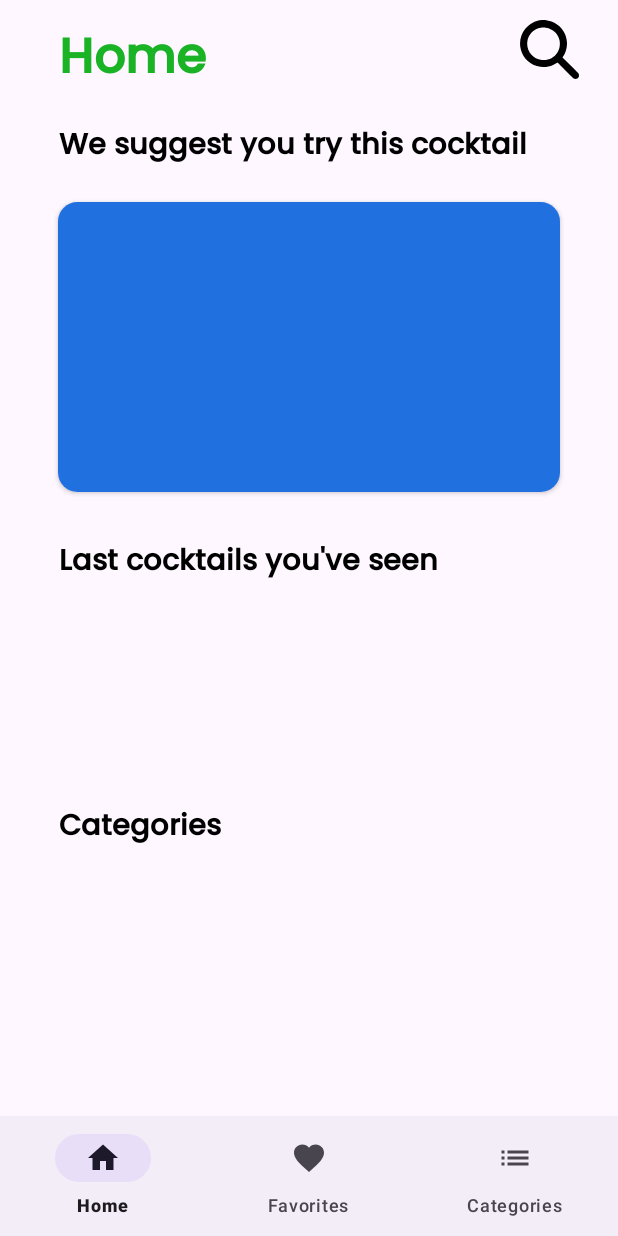
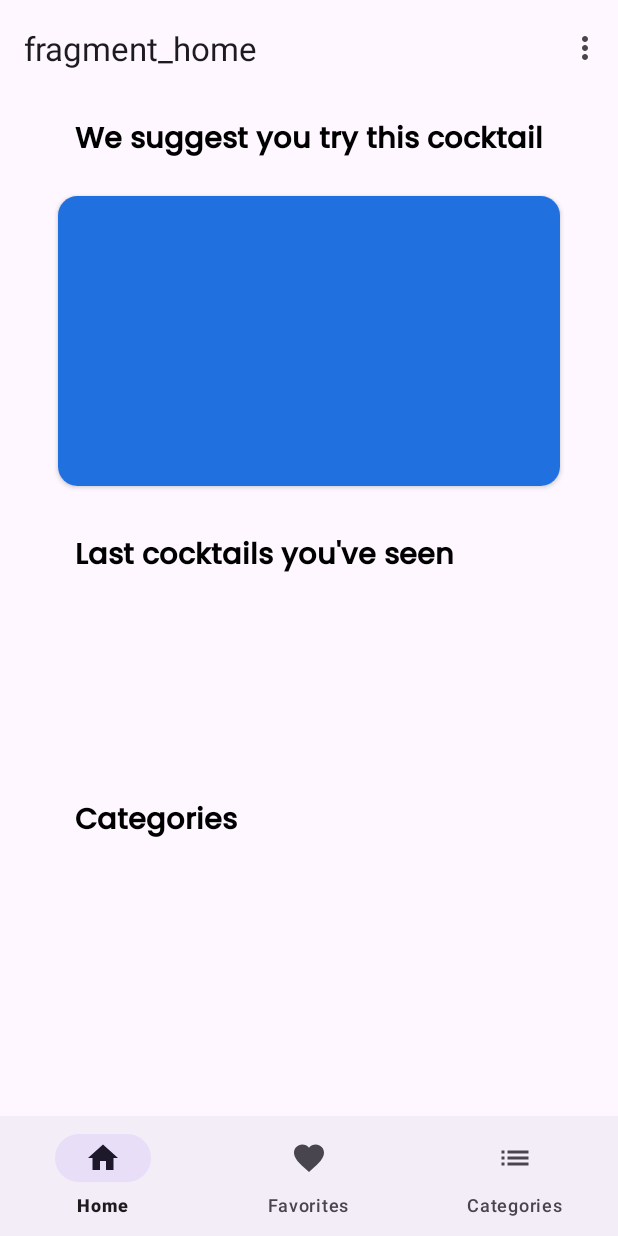
Before and after one commit to RafikRekhis/Cocktail, an Android app: the screen it shows after launch (MainActivity), on a phone screen of 412 x 824 dp. Run offline under Robolectric (Android 15) with nearby library versions, the phone set to English and light mode, and no system bars; our stand-ins replace navigation-ui, sdp/ssp sizes; pictures from the network do not load.

Commit message:
add toolbar and options menu

```diff
--- a/app/src/main/java/fr/enseirb/gl/cocktail/activities/MainActivity.kt
+++ b/app/src/main/java/fr/enseirb/gl/cocktail/activities/MainActivity.kt
@@ -2,19 +2,55 @@ package fr.enseirb.gl.cocktail.activities
 
 import androidx.appcompat.app.AppCompatActivity
 import android.os.Bundle
-import androidx.navigation.Navigation
+import android.view.Menu
+import android.view.MenuItem
+import androidx.navigation.findNavController
+import androidx.navigation.ui.AppBarConfiguration
 import androidx.navigation.ui.NavigationUI
+import androidx.navigation.ui.navigateUp
+import androidx.navigation.ui.setupActionBarWithNavController
 import com.google.android.material.bottomnavigation.BottomNavigationView
 import fr.enseirb.gl.cocktail.R
+import fr.enseirb.gl.cocktail.databinding.ActivityMainBinding
 
 class MainActivity : AppCompatActivity() {
+    private lateinit var appBarConfiguration: AppBarConfiguration
+    private lateinit var binding: ActivityMainBinding
     override fun onCreate(savedInstanceState: Bundle?) {
         super.onCreate(savedInstanceState)
-        setContentView(R.layout.activity_main)
+
+        binding = ActivityMainBinding.inflate(layoutInflater)
+        setContentView(binding.root)
+
+        setSupportActionBar(binding.toolbar)
 
         val bottomNavigation = findViewById<BottomNavigationView>(R.id.Bottom_navigation)
-        val navController = Navigation.findNavController(this, R.id.nav_host_fragment)
+        val navController = findNavController(R.id.nav_host_fragment)
+        appBarConfiguration = AppBarConfiguration(navController.graph)
+        setupActionBarWithNavController(navController, appBarConfiguration)
 
         NavigationUI.setupWithNavController(bottomNavigation, navController)
     }
+
+    override fun onCreateOptionsMenu(menu: Menu): Boolean {
+        menuInflater.inflate(R.menu.option_menu, menu)
+        return true
+    }
+
+    override fun onOptionsItemSelected(item: MenuItem): Boolean {
+        when (item.itemId) {
+            R.id.settingsFragment -> findNavController(R.id.nav_host_fragment).navigate(R.id.action_homeFragment_to_settingsFragment)
+            R.id.searchFragment -> findNavController(R.id.nav_host_fragment).navigate(R.id.action_homeFragment_to_searchFragment)
+            R.id.ingredientsFragment -> findNavController(R.id.nav_host_fragment).navigate(R.id.action_homeFragment_to_ingredientsFragment)
+            R.id.glassFragment -> findNavController(R.id.nav_host_fragment).navigate(R.id.action_homeFragment_to_glassFragment)
+            R.id.alcoholFragment -> findNavController(R.id.nav_host_fragment).navigate(R.id.alcoholFragment)
+        }
+        return super.onOptionsItemSelected(item)
+    }
+
+    override fun onSupportNavigateUp(): Boolean {
+        val navController = findNavController(R.id.nav_host_fragment)
+        return navController.navigateUp(appBarConfiguration)
+                || super.onSupportNavigateUp()
+    }
 }
--- a/app/src/main/java/fr/enseirb/gl/cocktail/fragments/HomeFragment.kt
+++ b/app/src/main/java/fr/enseirb/gl/cocktail/fragments/HomeFragment.kt
@@ -56,14 +56,14 @@ class HomeFragment : Fragment() {
         observeCategories()
         onCategoryClick()
 
-        onSearchIconClick()
+//        onSearchIconClick()
     }
 
-    private fun onSearchIconClick() {
-        binding.iconSearch.setOnClickListener {
-            findNavController().navigate(R.id.action_homeFragment_to_searchFragment)
-        }
-    }
+//    private fun onSearchIconClick() {
+//        binding.iconSearch.setOnClickListener {
+//            findNavController().navigate(R.id.action_homeFragment_to_searchFragment)
+//        }
+//    }
 
     private fun onCategoryClick() {
         categoriesAdapter.onCategoryClick = { category ->
--- a/app/src/main/res/layout/activity_main.xml
+++ b/app/src/main/res/layout/activity_main.xml
@@ -5,6 +5,20 @@
     android:layout_width="match_parent"
     android:layout_height="match_parent"
     tools:context=".activities.MainActivity">
+
+    <com.google.android.material.appbar.AppBarLayout
+        android:id="@+id/appbar"
+        android:layout_width="match_parent"
+        android:layout_height="wrap_content"
+        android:fitsSystemWindows="true"
+        app:layout_constraintTop_toTopOf="parent">
+
+        <com.google.android.material.appbar.MaterialToolbar
+            android:id="@+id/toolbar"
+            android:layout_width="match_parent"
+            android:layout_height="?attr/actionBarSize" />
+
+    </com.google.android.material.appbar.AppBarLayout>
 
     <fragment
         android:id="@+id/nav_host_fragment"
@@ -15,7 +29,7 @@
         app:layout_constraintBottom_toTopOf="@id/Bottom_navigation"
         app:layout_constraintEnd_toEndOf="parent"
         app:layout_constraintStart_toStartOf="parent"
-        app:layout_constraintTop_toTopOf="parent"
+        app:layout_constraintTop_toBottomOf="@+id/appbar"
         app:navGraph="@navigation/nav_graph" />
 
     <com.google.android.material.bottomnavigation.BottomNavigationView
--- a/app/src/main/res/layout/fragment_home.xml
+++ b/app/src/main/res/layout/fragment_home.xml
@@ -1,9 +1,9 @@
 <?xml version="1.0" encoding="utf-8"?>
 <androidx.constraintlayout.widget.ConstraintLayout xmlns:android="http://schemas.android.com/apk/res/android"
+    xmlns:app="http://schemas.android.com/apk/res-auto"
     xmlns:tools="http://schemas.android.com/tools"
     android:layout_width="match_parent"
     android:layout_height="match_parent"
-    xmlns:app="http://schemas.android.com/apk/res-auto"
     tools:context=".fragments.HomeFragment">
 
     <androidx.core.widget.NestedScrollView
@@ -18,36 +18,36 @@
             android:layout_height="match_parent">
 
 
-            <LinearLayout
-                android:id="@+id/linear_layout_header"
-                android:layout_width="match_parent"
-                android:layout_height="wrap_content"
-                android:layout_marginStart="@dimen/_30sdp"
-                android:layout_marginTop="@dimen/_10sdp"
-                android:layout_marginEnd="@dimen/_20sdp"
-                android:orientation="horizontal"
-                app:layout_constraintStart_toStartOf="parent"
-                app:layout_constraintTop_toTopOf="parent">
+            <!--            <LinearLayout-->
+            <!--                android:id="@+id/linear_layout_header"-->
+            <!--                android:layout_width="match_parent"-->
+            <!--                android:layout_height="wrap_content"-->
+            <!--                android:layout_marginStart="@dimen/_30sdp"-->
+            <!--                android:layout_marginTop="@dimen/_10sdp"-->
+            <!--                android:layout_marginEnd="@dimen/_20sdp"-->
+            <!--                android:orientation="horizontal"-->
+            <!--                app:layout_constraintStart_toStartOf="parent"-->
+            <!--                app:layout_constraintTop_toTopOf="parent">-->
 
-                <TextView
-                    android:id="@+id/main_title"
-                    android:layout_width="wrap_content"
-                    android:layout_height="wrap_content"
-                    android:layout_weight="3"
-                    android:fontFamily="@font/main_font"
-                    android:text="Home"
-                    android:textColor="@color/primary"
-                    android:textSize="@dimen/_25ssp"
-                    android:textStyle="bold" />
+            <!--                <TextView-->
+            <!--                    android:id="@+id/main_title"-->
+            <!--                    android:layout_width="wrap_content"-->
+            <!--                    android:layout_height="wrap_content"-->
+            <!--                    android:layout_weight="3"-->
+            <!--                    android:fontFamily="@font/main_font"-->
+            <!--                    android:text="Home"-->
+            <!--                    android:textColor="@color/primary"-->
+            <!--                    android:textSize="@dimen/_25ssp"-->
+            <!--                    android:textStyle="bold" />-->
 
-                <ImageView
-                    android:id="@+id/icon_search"
-                    android:layout_width="@dimen/_30sdp"
-                    android:layout_height="@dimen/_30sdp"
-                    android:scaleType="centerCrop"
-                    android:src="@drawable/search" />
+            <!--                <ImageView-->
+            <!--                    android:id="@+id/icon_search"-->
+            <!--                    android:layout_width="@dimen/_30sdp"-->
+            <!--                    android:layout_height="@dimen/_30sdp"-->
+            <!--                    android:scaleType="centerCrop"-->
+            <!--                    android:src="@drawable/search" />-->
 
-            </LinearLayout>
+            <!--            </LinearLayout>-->
 
             <TextView
                 android:id="@+id/random_cocktails_textview"
@@ -59,8 +59,10 @@
                 android:textColor="@color/black"
                 android:textSize="@dimen/_15ssp"
                 android:textStyle="bold"
-                app:layout_constraintStart_toStartOf="@id/linear_layout_header"
-                app:layout_constraintTop_toBottomOf="@id/linear_layout_header" />
+                app:layout_constraintEnd_toEndOf="parent"
+                app:layout_constraintStart_toStartOf="parent"
+                app:layout_constraintTop_toTopOf="parent" />
+            <!--                app:layout_constraintTop_toBottomOf="@id/linear_layout_header" />-->
 
             <androidx.cardview.widget.CardView
                 android:id="@+id/random_cocktail_cardview"
@@ -81,7 +83,7 @@
                     android:layout_height="match_parent"
                     android:background="@color/accent"
                     android:scaleType="centerCrop" />
-                    />
+                />
 
 
             </androidx.cardview.widget.CardView>
--- /dev/null
+++ b/app/src/main/res/menu/option_menu.xml
@@ -0,0 +1,18 @@
+<?xml version="1.0" encoding="utf-8"?>
+<menu xmlns:android="http://schemas.android.com/apk/res/android">
+    <item
+        android:id="@+id/settingsFragment"
+        android:title="Settings" />
+    <item
+        android:id="@+id/searchFragment"
+        android:title="Search" />
+    <item
+        android:id="@+id/ingredientsFragment"
+        android:title="Ingredients" />
+    <item
+        android:id="@+id/glassFragment"
+        android:title="Glass" />
+    <item
+        android:id="@+id/alcoholFragment"
+        android:title="Alcohol" />
+</menu>
--- a/app/src/main/res/navigation/nav_graph.xml
+++ b/app/src/main/res/navigation/nav_graph.xml
@@ -9,10 +9,22 @@
         android:id="@+id/homeFragment"
         android:name="fr.enseirb.gl.cocktail.fragments.HomeFragment"
         android:label="fragment_home"
-        tools:layout="@layout/fragment_home" >
+        tools:layout="@layout/fragment_home">
         <action
             android:id="@+id/action_homeFragment_to_searchFragment"
             app:destination="@id/searchFragment" />
+        <action
+            android:id="@+id/action_homeFragment_to_settingsFragment"
+            app:destination="@id/settingsFragment" />
+        <action
+            android:id="@+id/action_homeFragment_to_ingredientsFragment"
+            app:destination="@id/ingredientsFragment" />
+        <action
+            android:id="@+id/action_homeFragment_to_glassFragment"
+            app:destination="@id/glassFragment" />
+        <action
+            android:id="@+id/action_homeFragment_to_alcoholFragment"
+            app:destination="@id/alcoholFragment" />
     </fragment>
     <fragment
         android:id="@+id/favoritesFragment"
@@ -29,4 +41,24 @@
         android:name="fr.enseirb.gl.cocktail.fragments.SearchFragment"
         android:label="fragment_search"
         tools:layout="@layout/fragment_search" />
+    <fragment
+        android:id="@+id/settingsFragment"
+        android:name="fr.enseirb.gl.cocktail.fragments.SettingsFragment"
+        android:label="fragment_settings"
+        tools:layout="@layout/fragment_settings" />
+    <fragment
+        android:id="@+id/ingredientsFragment"
+        android:name="fr.enseirb.gl.cocktail.fragments.IngredientsFragment"
+        android:label="fragment_ingredients"
+        tools:layout="@layout/fragment_ingredients" />
+    <fragment
+        android:id="@+id/glassFragment"
+        android:name="fr.enseirb.gl.cocktail.fragments.GlassFragment"
+        android:label="fragment_glass"
+        tools:layout="@layout/fragment_glass" />
+    <fragment
+        android:id="@+id/alcoholFragment"
+        android:name="fr.enseirb.gl.cocktail.fragments.AlcoholFragment"
+        android:label="fragment_alcohol"
+        tools:layout="@layout/fragment_alcohol" />
 </navigation>
```
Also changed, not shown: app/src/main/java/fr/enseirb/gl/cocktail/fragments/AlcoholFragment.kt (added, +60 -0 lines), app/src/main/java/fr/enseirb/gl/cocktail/fragments/GlassFragment.kt (added, +60 -0 lines), app/src/main/java/fr/enseirb/gl/cocktail/fragments/IngredientsFragment.kt (added, +60 -0 lines), app/src/main/java/fr/enseirb/gl/cocktail/fragments/SettingsFragment.kt (added, +60 -0 lines), app/src/main/res/layout/fragment_alcohol.xml (added, +14 -0 lines), app/src/main/res/layout/fragment_glass.xml (added, +14 -0 lines), app/src/main/res/layout/fragment_ingredients.xml (added, +14 -0 lines), app/src/main/res/layout/fragment_settings.xml (added, +14 -0 lines).
